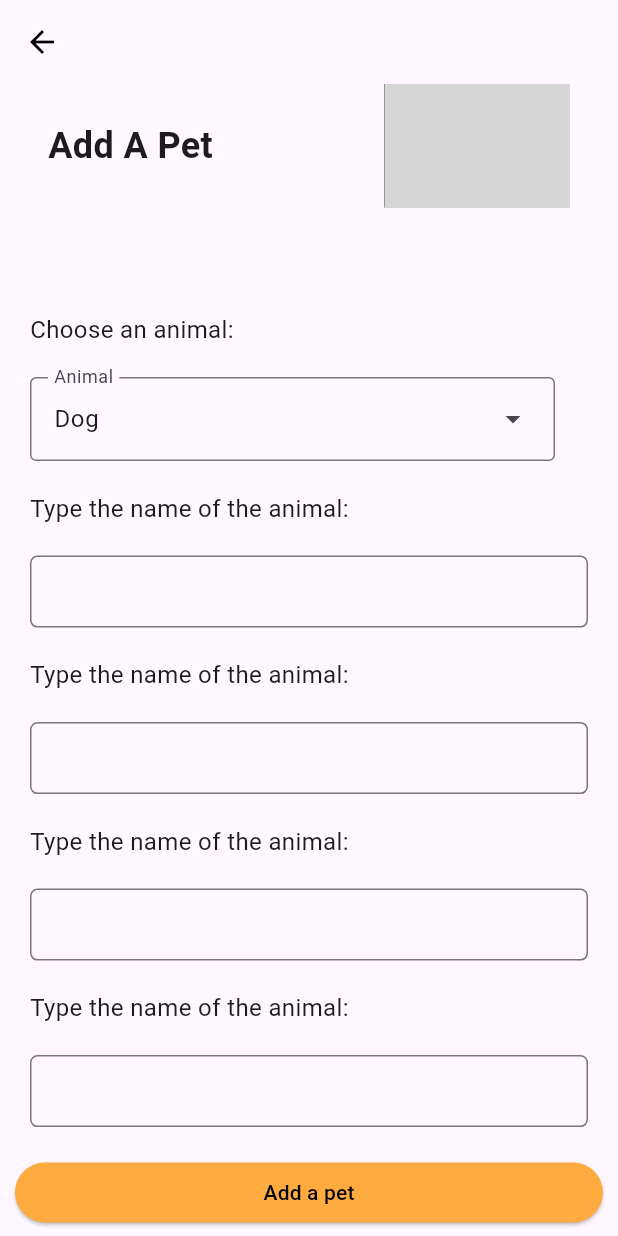
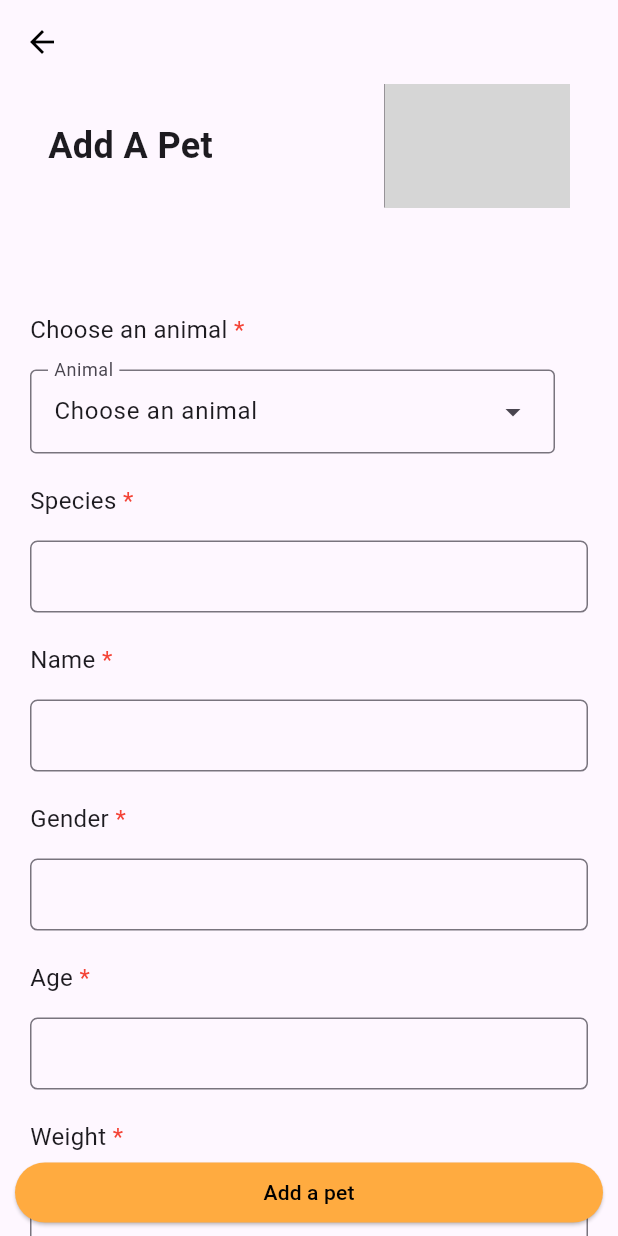
Before and after one commit to moonflaked/PetMatch, a Flutter app: the AddAPet screen opened directly, on a phone screen of 412 x 824 dp. Run offline on Flutter 3.47's test engine with Material 3 defaults, Android fonts, the phone set to English and light mode, and no system bars; our stand-ins replace carousel_slider, google_fonts, sqflite; accounts and stored records are empty; network calls fail; grey boxes are pictures that could not be loaded.

Commit message:
Add a pet page progress

```diff
--- a/lib/add_a_pet_page.dart
+++ b/lib/add_a_pet_page.dart
@@ -1,4 +1,5 @@
 import "package:flutter/material.dart";
+import "package:petmatch/apiCall.dart";
 
 
 void main() {
@@ -6,6 +7,7 @@ void main() {
 }
 
 enum AnimalLabel {
+  noLabelChosen("Choose an animal"),
   dog("Dog"),
   cat("Cat");
   const AnimalLabel(this.petLabel);
@@ -40,13 +42,67 @@ class AddAPetBody extends StatefulWidget {
 
 class _AddAPetBodyState extends State<AddAPetBody> {
   TextEditingController animalController = TextEditingController();
+  TextEditingController speciesController = TextEditingController();
+  TextEditingController nameController = TextEditingController();
+  TextEditingController genderController = TextEditingController();
+  TextEditingController ageController = TextEditingController();
+  TextEditingController weightController = TextEditingController();
+  TextEditingController descriptionController = TextEditingController();
   AnimalLabel? selectedAnimalLabel;
   String selectedAnimal = "";
 
+  late String animalImageUrl = "https://archive.org/download/no-photo-available/no-photo-available.png";
+
+  void showSnackBar(String? snackBarText)
+  {
+    ScaffoldMessenger.of(context).showSnackBar(
+      SnackBar(
+        duration: Duration(
+          seconds: 2
+        ),
+        behavior: SnackBarBehavior.floating,
+        elevation: 0,
+        backgroundColor: Colors.grey.shade600,
+        content: Text(
+          snackBarText ?? "",
+          textAlign: TextAlign.center,
+          style: TextStyle(
+            fontSize: 18,
+          ),
+        ),
+        width: 200,
+        shape: RoundedRectangleBorder(
+          borderRadius: BorderRadius.circular(20)
+        ),
+      )
+    );
+  }
+
+  bool isTextEditingControllerEmpty(TextEditingController textEditingController, {String snackBarText = ""})
+  {
+    bool textEditingControllerIsEmpty = false;
+    if(textEditingController.text.length <= 0)
+    {
+        textEditingControllerIsEmpty = true;
+        showSnackBar(snackBarText);
+    }
+    return textEditingControllerIsEmpty;
+  }
+
+  bool isAnimalLabelEmpty(AnimalLabel? animalLabel, {String snackBarText = ""})
+  {
+    bool selectedAnimalLabelIsEmpty = false;
+    if(animalLabel == null)
+    {
+      selectedAnimalLabelIsEmpty = true;
+      showSnackBar(snackBarText);
+    }
+    return selectedAnimalLabelIsEmpty;
+  }
   @override
   Widget build(BuildContext context) {
     double columnLeftMargin = 20.0;
-
+    double textLabelBottomMargin = 15.0;
     return Stack(
       children: [
         ListView(
@@ -81,28 +137,22 @@ class _AddAPetBodyState extends State<AddAPetBody> {
                             width: 1,
                           ),
                           image: DecorationImage(
-                            image: AssetImage(""),
+                            fit: BoxFit.fitHeight,
+                            image: NetworkImage(
+                                animalImageUrl
+                            ),
                           )
                       ),
                     )
                 ),
               ],
             ),
-            SizedBox(
+            const SizedBox(
               height: 50,
             ),
-            Padding(
-              padding: EdgeInsets.only(
-                top: 20,
-                left: columnLeftMargin,
-                bottom: 20,
-              ),
-              child: Text(
-                "Choose an animal:",
-                style: TextStyle(
-                    fontSize: 16
-                ),
-              ),
+            TextLabel(
+              labelText: "Choose an animal",
+              textFieldRequired: true,
             ),
             Container(
               margin: EdgeInsets.only(
@@ -110,7 +160,7 @@ class _AddAPetBodyState extends State<AddAPetBody> {
               ),
               child: DropdownMenu<AnimalLabel>(
                   width: 350,
-                  initialSelection: AnimalLabel.dog,
+                  initialSelection: AnimalLabel.noLabelChosen,
                   controller: animalController,
                   label: const Text("Animal"),
                   onSelected: (AnimalLabel? animalLabel) {
@@ -123,31 +173,20 @@ class _AddAPetBodyState extends State<AddAPetBody> {
                         return DropdownMenuEntry(
                             value: animalLabel,
                             label: animalLabel.petLabel,
-                            enabled: true
+                            enabled: animalLabel != AnimalLabel.noLabelChosen ? true : false
                         );
                       }
                   ).toList()
               ),
             ),
-            Padding(
-              padding: EdgeInsets.only(
-                top: 20,
-                left: columnLeftMargin,
-                bottom: 20,
-              ),
-              child: Text(
-                "Type the name of the animal:",
-                style: TextStyle(
-                    fontSize: 16
-                ),
-              ),
-            ),
+            TextLabel(labelText: "Species", textFieldRequired: true,),
             Container(
               margin: EdgeInsets.only(
                   left: columnLeftMargin,
                   right: columnLeftMargin
               ),
               child: TextField(
+                controller: speciesController,
                 style: TextStyle(
                     fontSize: 13
                 ),
@@ -159,25 +198,14 @@ class _AddAPetBodyState extends State<AddAPetBody> {
                 ),
               ),
             ),
-            Padding(
-              padding: EdgeInsets.only(
-                top: 20,
-                left: columnLeftMargin,
-                bottom: 20,
-              ),
-              child: Text(
-                "Type the name of the animal:",
-                style: TextStyle(
-                    fontSize: 16
-                ),
-              ),
-            ),
+            TextLabel(labelText: "Name", textFieldRequired: true,),
             Container(
               margin: EdgeInsets.only(
                   left: columnLeftMargin,
                   right: columnLeftMargin
               ),
               child: TextField(
+                controller: nameController,
                 style: TextStyle(
                     fontSize: 13
                 ),
@@ -189,25 +217,14 @@ class _AddAPetBodyState extends State<AddAPetBody> {
                 ),
               ),
             ),
-            Padding(
-              padding: EdgeInsets.only(
-                top: 20,
-                left: columnLeftMargin,
-                bottom: 20,
-              ),
-              child: Text(
-                "Type the name of the animal:",
-                style: TextStyle(
-                    fontSize: 16
-                ),
-              ),
-            ),
+            TextLabel(labelText: "Gender", textFieldRequired: true,),
             Container(
               margin: EdgeInsets.only(
                   left: columnLeftMargin,
                   right: columnLeftMargin
               ),
               child: TextField(
+                controller: genderController,
                 style: TextStyle(
                     fontSize: 13
                 ),
@@ -219,25 +236,14 @@ class _AddAPetBodyState extends State<AddAPetBody> {
                 ),
               ),
             ),
-            Padding(
-              padding: EdgeInsets.only(
-                top: 20,
-                left: columnLeftMargin,
-                bottom: 20,
-              ),
-              child: Text(
-                "Type the name of the animal:",
-                style: TextStyle(
-                    fontSize: 16
-                ),
-              ),
-            ),
+            TextLabel(labelText: "Age", textFieldRequired: true,),
             Container(
               margin: EdgeInsets.only(
                   left: columnLeftMargin,
                   right: columnLeftMargin
               ),
               child: TextField(
+                controller: ageController,
                 style: TextStyle(
                     fontSize: 13
                 ),
@@ -249,8 +255,75 @@ class _AddAPetBodyState extends State<AddAPetBody> {
                 ),
               ),
             ),
+            TextLabel(labelText: "Weight", textFieldRequired: true,),
+            Container(
+              margin: EdgeInsets.only(
+                  left: columnLeftMargin,
+                  right: columnLeftMargin
+              ),
+              child: TextField(
+                controller: weightController,
+                style: TextStyle(
+                    fontSize: 13
+                ),
+                decoration: InputDecoration(
+                    contentPadding: EdgeInsets.all(10),
+                    border: OutlineInputBorder(
+                        borderRadius: BorderRadius.circular(5)
+                    )
+                ),
+              ),
+            ),
+            TextLabel(labelText: "Description", textFieldRequired: false),
+            Container(
+              margin: EdgeInsets.only(
+                  left: columnLeftMargin,
+                  right: columnLeftMargin
+              ),
+              child: TextField(
+                controller: descriptionController,
+                maxLines: 10,
+                style: TextStyle(
+                    fontSize: 13
+                ),
+                decoration: InputDecoration(
+                    contentPadding: EdgeInsets.all(10),
+                    border: OutlineInputBorder(
+                        borderRadius: BorderRadius.circular(5)
+                    )
+                ),
+              ),
+            ),
+            TextLabel(
+              labelText: "Choose a picture"
+            ),
+            Container(
+              margin: const EdgeInsets.only(
+                left: 20,
+                right: 20,
+                bottom: 60
+              ),
+              child: ElevatedButton(
+                  onPressed: () async {
+                    animalImageUrl = await Navigator.of(context).push(
+                      MaterialPageRoute(builder: (context) => APICall())
+                    );
 
-
+                    setState(() {});
+                  },
+                  style: ButtonStyle(
+                      backgroundColor: MaterialStateProperty.all(
+                          Colors.orangeAccent
+                      )
+                  ),
+                  child: Text(
+                    "Choose a picture...",
+                    style: TextStyle(
+                      color: Colors.black,
+                    ),
+                  )
+              ),
+            ),
           ],
         ),
         Positioned(
@@ -259,7 +332,13 @@ class _AddAPetBodyState extends State<AddAPetBody> {
           right: 10,
           child: ElevatedButton(
             onPressed: () {
-
+              ScaffoldMessenger.of(context).clearSnackBars();
+              bool animalLabelIsEmpty = isAnimalLabelEmpty(selectedAnimalLabel, snackBarText: "Choose an animal");
+              isTextEditingControllerEmpty(speciesController, snackBarText: "Species is empty");
+              isTextEditingControllerEmpty(nameController, snackBarText: "Name is empty");
+              isTextEditingControllerEmpty(genderController, snackBarText: "Gender is empty");
+              isTextEditingControllerEmpty(ageController, snackBarText: "Age is empty");
+              isTextEditingControllerEmpty(weightController, snackBarText: "Weight is empty");
             },
               style: ButtonStyle(
                 backgroundColor: MaterialStateProperty.all(
@@ -278,3 +357,42 @@ class _AddAPetBodyState extends State<AddAPetBody> {
     );
   }
 }
+
+class TextLabel extends StatefulWidget {
+  const TextLabel({super.key, required this.labelText, this.textFieldRequired});
+  final String labelText;
+  final bool? textFieldRequired;
+  @override
+  State<TextLabel> createState() => _TextLabelState();
+}
+
+class _TextLabelState extends State<TextLabel> {
+  @override
+  Widget build(BuildContext context) {
+    double columnLeftMargin = 20.0;
+    double textLabelBottomMargin = 15.0;
+    return Padding(
+        padding: EdgeInsets.only(
+          top: 20,
+          left: columnLeftMargin,
+          bottom: textLabelBottomMargin,
+        ),
+        child: Text.rich(
+          TextSpan(
+              style: TextStyle(
+                  fontSize: 16
+              ),
+              text: widget.labelText,
+              children: [
+                TextSpan(
+                    text: widget.textFieldRequired ?? false? " *" : "",
+                    style: TextStyle(
+                      color: Colors.red,
+                    )
+                )
+              ]
+          ),
+        )
+    );
+  }
+}
--- a/lib/apiCall.dart
+++ b/lib/apiCall.dart
@@ -16,6 +16,7 @@ class APICall extends StatefulWidget {
 }
 
 class _APICallState extends State<APICall> {
+  late String animalImageUrl;
 
   Future<List> futurePet() async {
     http.Response response;
@@ -62,12 +63,20 @@ class _APICallState extends State<APICall> {
                     } else {
                       List data = snapshot.data ?? [];
 
+                      if(data.isNotEmpty)
+                      {
+                        animalImageUrl = data[0]["url"];
+                      }
                       return CarouselSlider(
                           options: CarouselOptions(
                               // autoPlayAnimationDuration: const Duration(milliseconds: 99999),
                               autoPlay: false,
                               enlargeCenterPage: true,
-                              height: 300
+                              height: 300,
+
+                              onPageChanged: (index, reason) {
+                                animalImageUrl = data[index]["url"];
+                              },
                           ),
                           items: data.map(
                                 (e) => Container(
@@ -93,10 +102,14 @@ class _APICallState extends State<APICall> {
                                                             .labelLarge,
                                                       ),
                                                     ),
-
                                                     TextButton(
                                                       onPressed: () {
+                                                        /*
+                                                          Get out of the alert dialog, then pop the current page with the animal's
+                                                          url
+                                                        */
                                                         Navigator.of(context).pop();
+                                                        Navigator.of(context).pop(animalImageUrl);
                                                       },
                                                       child: Text("YESS!!"),
                                                       style: TextButton.styleFrom(
```
Also changed, not shown: pubspec.lock.
